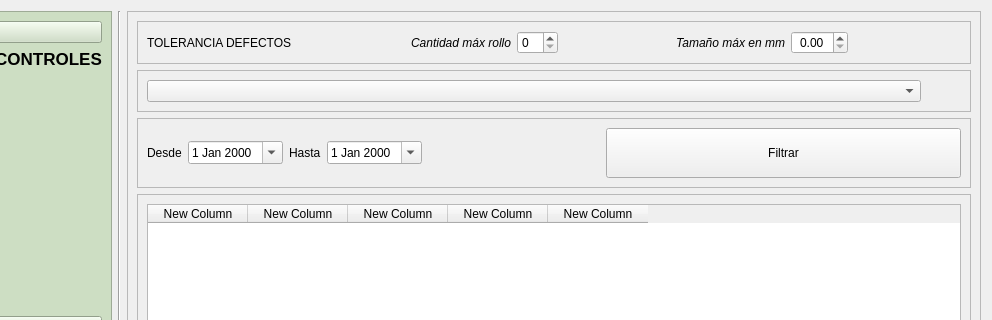
Qt form frontend/UI/form_historico_controles.ui (PacoG86/isli) before a commit; both pictures show x 125 to 1117 and y 0 to 320 of the 1117 by 643 pixel window.
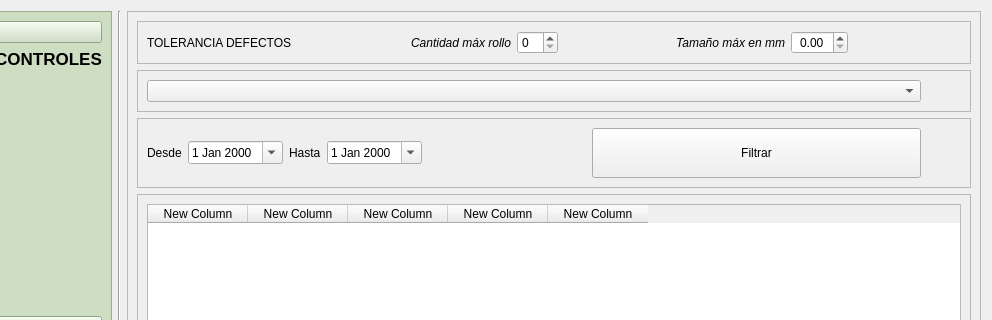
The same form after that commit. Icons and pictures are not drawn.

Diff of the .ui file:
```diff
--- a/frontend/UI/form_historico_controles.ui
+++ b/frontend/UI/form_historico_controles.ui
@@ -298,7 +298,7 @@
           <property name="frameShadow">
            <enum>QFrame::Shadow::Raised</enum>
           </property>
-          <layout class="QHBoxLayout" name="horizontalLayout" stretch="0,0,0,0,1,2">
+          <layout class="QHBoxLayout" name="horizontalLayout" stretch="0,0,0,0,1,2,0">
            <item>
             <widget class="QLabel" name="label_desde">
              <property name="text">
@@ -353,6 +353,19 @@
              </property>
             </widget>
            </item>
+           <item>
+            <spacer name="horizontalSpacer_3">
+             <property name="orientation">
+              <enum>Qt::Orientation::Horizontal</enum>
+             </property>
+             <property name="sizeHint" stdset="0">
+              <size>
+               <width>40</width>
+               <height>20</height>
+              </size>
+             </property>
+            </spacer>
+           </item>
           </layout>
          </widget>
         </item>
```
